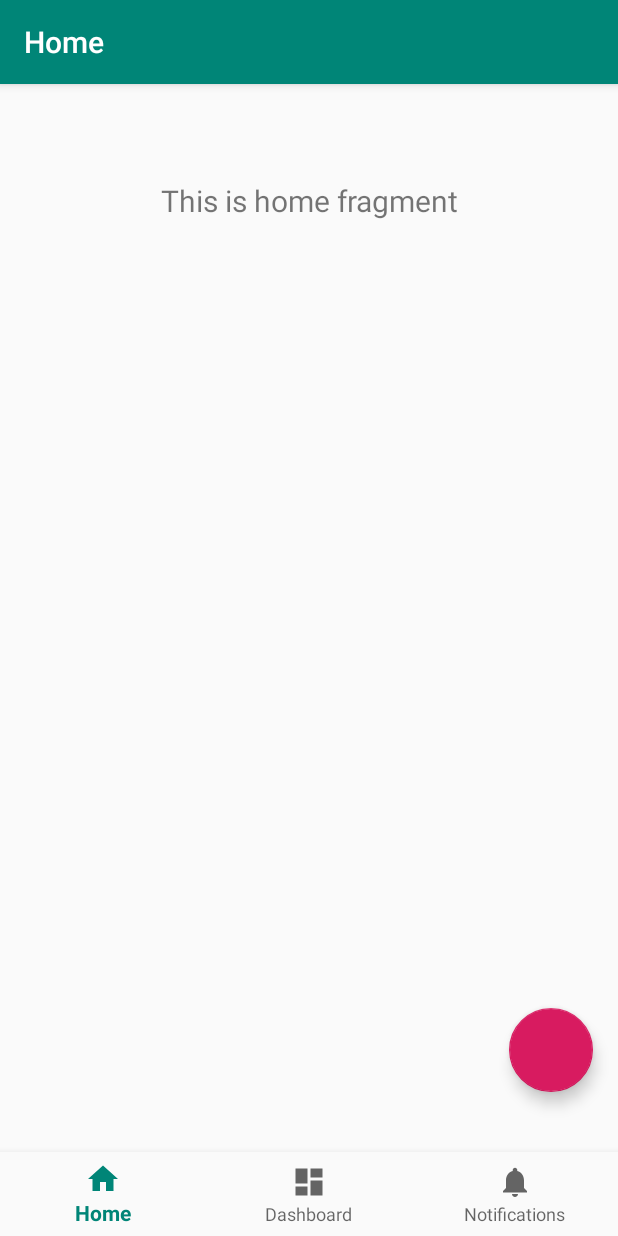
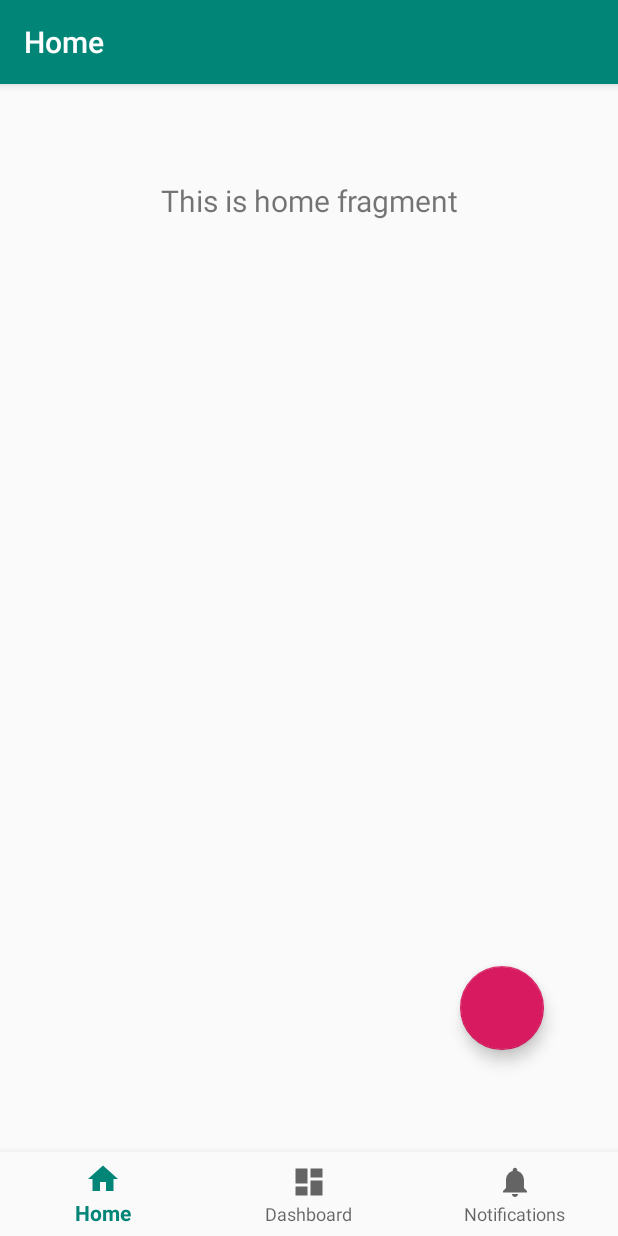
Before and after one commit to SteelJackV2/SCIO_App, an Android app: the screen it shows after launch (MainActivity), on a phone screen of 412 x 824 dp. Run offline under Robolectric (Android 15) with nearby library versions, the phone set to English and light mode, and no system bars; our stand-ins replace navigation-ui.

Commit message:
initial commit

```diff
--- a/app/src/main/res/layout/activity_main.xml
+++ b/app/src/main/res/layout/activity_main.xml
@@ -38,13 +38,13 @@
         android:layout_width="56dp"
         android:layout_height="wrap_content"
         android:clickable="true"
+        android:focusable="true"
         app:layout_constraintBottom_toBottomOf="parent"
         app:layout_constraintEnd_toEndOf="parent"
-        app:layout_constraintHorizontal_bias="0.954"
+        app:layout_constraintHorizontal_bias="0.861"
         app:layout_constraintStart_toStartOf="parent"
         app:layout_constraintTop_toTopOf="parent"
-        app:layout_constraintVertical_bias="0.854"
-        tools:srcCompat="@tools:sample/avatars"
-        android:focusable="true" />
+        app:layout_constraintVertical_bias="0.811"
+        tools:srcCompat="@tools:sample/avatars" />
 
 </androidx.constraintlayout.widget.ConstraintLayout>
```
